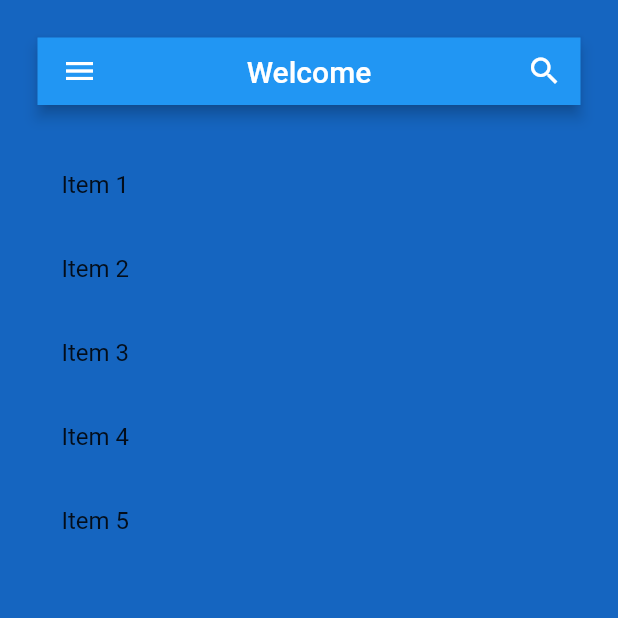
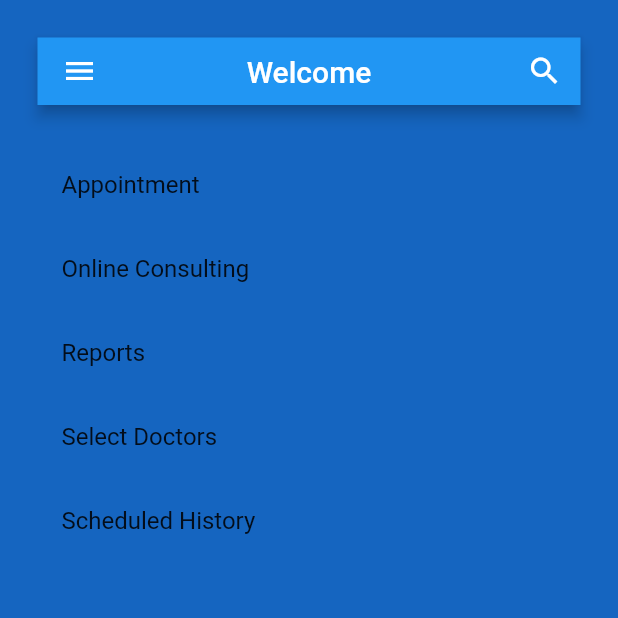
Before and after one commit to Ekta549/healthapp, a Flutter app: the screen it shows after launch, on a phone screen of 412 x 824 dp, the top half of it. Run offline on Flutter 3.47's test engine with Material 2 defaults, Android fonts, the phone set to English and light mode, and no system bars.

Commit message:
updated homepage widget with ListView.builder

```diff
--- a/lib/pages/home_page.dart
+++ b/lib/pages/home_page.dart
@@ -11,11 +11,12 @@ class HomePage extends StatefulWidget {
 class _HomePageState extends State<HomePage> {
   // Sample list of items for the ListView.builder
   final List<String> items = [
-    'Item 1',
-    'Item 2',
-    'Item 3',
-    'Item 4',
-    'Item 5',
+    'Appointment',
+    'Online Consulting',
+    'Reports',
+    'Select Doctors',
+    'Scheduled History',
+
   ];
 
   @override
```
